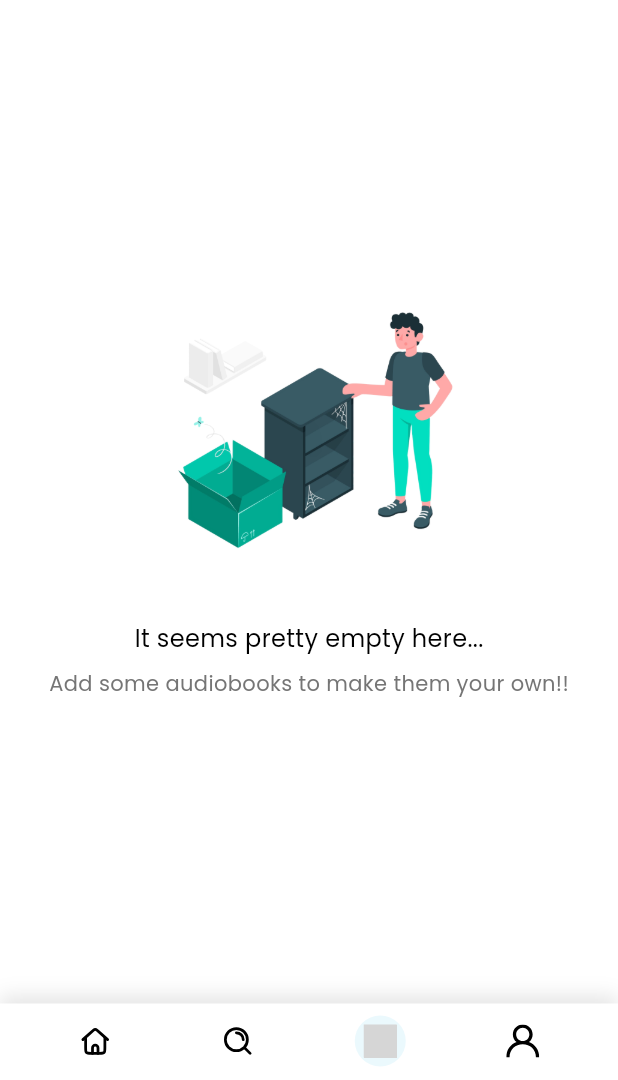
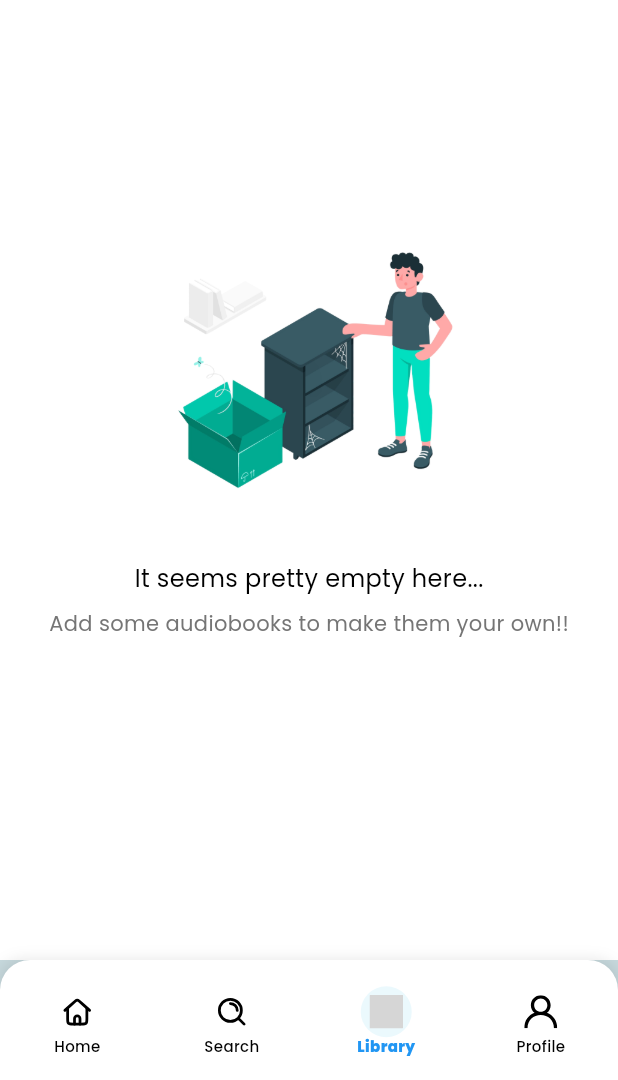
Before and after one commit to savinuonline/narratra, a Flutter app: the MainScreen screen opened by its route, item 3 of the bottom bar chosen, on a phone screen of 412 x 824 dp, the part 156-1236 px from its top. Run offline on Flutter 3.47's test engine with Material 3 defaults, Android fonts, the phone set to English and light mode, and no system bars; our stand-ins replace cloud_firestore, firebase_auth, firebase_core, flutter_svg, font_awesome_flutter, google_fonts and 4 more; accounts and stored records are empty; grey boxes are pictures that could not be loaded.

```diff
--- a/lib/pages/main_screen.dart
+++ b/lib/pages/main_screen.dart
@@ -44,6 +44,20 @@
     );
   }
 
+  List<Widget> get _pages => [
+    HomeScreen(user: currentUser),
+    const Center(child: Text('Search')),
+    const LibraryPage(),
+    const Center(child: Text('Profile')),
+  ];
+
+  final List<NavigationItem> _navigationItems = [
+    NavigationItem(icon: 'Home.svg', label: 'Home'),
+    NavigationItem(icon: 'Search.svg', label: 'Search'),
+    NavigationItem(icon: 'Library.svg', label: 'Library'),
+    NavigationItem(icon: 'Profile.svg', label: 'Profile'),
+  ];
+
   @override
   void dispose() {
     _animationController.dispose();
@@ -60,85 +74,57 @@
     });
   }
 
-  List<Widget> get _pages => [
-    HomeScreen(user: currentUser),
-    const Center(child: Text('Search')),
-    const LibraryPage(),
-    const Center(child: Text('Profile')),
-  ];
-
-  final List<NavigationItem> _navigationItems = [
-    NavigationItem(icon: 'Home.svg', label: 'Home'),
-    NavigationItem(icon: 'Search.svg', label: 'Search'),
-    NavigationItem(icon: 'Library.svg', label: 'Library'),
-    NavigationItem(icon: 'Profile.svg', label: 'Profile'),
-  ];
-
   @override
   Widget build(BuildContext context) {
-    return StreamBuilder<User?>(
-      stream: FirebaseAuth.instance.authStateChanges(),
-      builder: (context, snapshot) {
-        if (snapshot.connectionState == ConnectionState.waiting) {
-          return const Scaffold(
-            body: Center(child: CircularProgressIndicator()),
-          );
-        }
-
-        if (!snapshot.hasData) {
-          // User is not authenticated, redirect to login
-          Future.microtask(() => Navigator.pushReplacementNamed(context, '/login'));
-          return const Scaffold(
-            body: Center(child: CircularProgressIndicator()),
-          );
-        }
-
     return Scaffold(
-          body: Stack(
-            children: [
-              _pages[_selectedIndex],
-              Positioned(
-                left: 0,
-                right: 0,
-                bottom: 0,
+      body: _pages[_selectedIndex],
+      bottomNavigationBar: Container(
+        height: 80,
+        margin: const EdgeInsets.only(bottom: 0),
         child: Container(
           decoration: BoxDecoration(
-                    color: Colors.white,
+            borderRadius: const BorderRadius.only(
+              topLeft: Radius.circular(15),
+              topRight: Radius.circular(15),
+            ),
             boxShadow: [
-                      BoxShadow(
-                        color: Colors.black.withOpacity(0.1),
-                        blurRadius: 10,
-                        offset: const Offset(0, -5),
-                      ),
+              BoxShadow(color: Colors.black.withOpacity(0.1), blurRadius: 8),
             ],
           ),
-                  child: SafeArea(
-                    child: Padding(
-                      padding: const EdgeInsets.symmetric(
-                        horizontal: 16,
-                        vertical: 8,
+          child: ClipRRect(
+            borderRadius: const BorderRadius.only(
+              topLeft: Radius.circular(20),
+              topRight: Radius.circular(20),
             ),
-                      child: Row(
-                        mainAxisAlignment: MainAxisAlignment.spaceAround,
-                        children: List.generate(
-                          _navigationItems.length,
-                          (index) => _buildNavItem(index),
+            child: Theme(
+              data: Theme.of(context).copyWith(
+                splashColor: Colors.transparent,
+                highlightColor: Colors.transparent,
               ),
+              child: BottomNavigationBar(
+                currentIndex: _selectedIndex,
+                onTap: _onItemTapped,
+                selectedItemColor: Colors.blue,
+                unselectedItemColor: const Color.fromARGB(255, 0, 0, 0),
+                selectedLabelStyle: GoogleFonts.poppins(
+                  fontSize: 10,
+                  fontWeight: FontWeight.w800,
+                  height: 1.0,
                 ),
+                unselectedLabelStyle: GoogleFonts.poppins(
+                  fontSize: 10,
+                  fontWeight: FontWeight.w500,
+                  height: 1.0,
                 ),
-                  ),
-                ),
-              ),
-            ],
-          ),
-        );
-      },
-    );
-  }
-
-  Widget _buildNavItem(int index) {
-    final item = _navigationItems[index];
-    return Material(
+                type: BottomNavigationBarType.fixed,
+                backgroundColor: Colors.white,
+                elevation: 10,
+                iconSize: 26,
+                items:
+                    _navigationItems.map((item) {
+                      final int index = _navigationItems.indexOf(item);
+                      return BottomNavigationBarItem(
+                        icon: Material(
                           color: Colors.transparent,
                           child: InkWell(
                             customBorder: const CircleBorder(),
@@ -149,17 +135,19 @@
                               animation: _animationController,
                               builder: (context, child) {
                                 final bool isSelected = _selectedIndex == index;
-            final bool wasSelected = _previousIndex == index;
-            final double scale = isSelected ? _scaleAnimation.value : 1.0;
+                                final bool wasSelected =
+                                    _previousIndex == index;
+                                final double scale =
+                                    isSelected ? _scaleAnimation.value : 1.0;
                                 return Transform.scale(
                                   scale: scale,
                                   child: Container(
                                     margin: const EdgeInsets.only(
                                       bottom: 1,
-                ), // Changed from 1 to 0
+                                    ),
                                     padding: const EdgeInsets.all(
                                       6,
-                ), // Changed from 7 to 6
+                                    ),
                                     decoration: BoxDecoration(
                                       shape: BoxShape.circle,
                                       color:
@@ -191,6 +179,15 @@
                               },
                             ),
                           ),
+                        ),
+                        label: item.label,
+                      );
+                    }).toList(),
+              ),
+            ),
+          ),
+        ),
+      ),
     );
   }
 }
--- a/lib/services/auth_service.dart
+++ b/lib/services/auth_service.dart
@@ -54,6 +54,7 @@
   Future<UserCredential?> signInWithEmailAndPassword(
     String email,
     String password,
+    {bool rememberMe = true}
   ) async {
     try {
       await initializeFirebase();
```
Also changed, not shown: lib/main.dart (+47 -4 lines), lib/pages/auth_page.dart (+47 -8 lines), lib/pages/login_page.dart (+21 -43 lines), lib/pages/splash_screen.dart (added, +155 -0 lines), pubspec.yaml (+10 -1 lines), pubspec.lock, 41 other files. Lines whose indentation alone changed are shown as unchanged.
